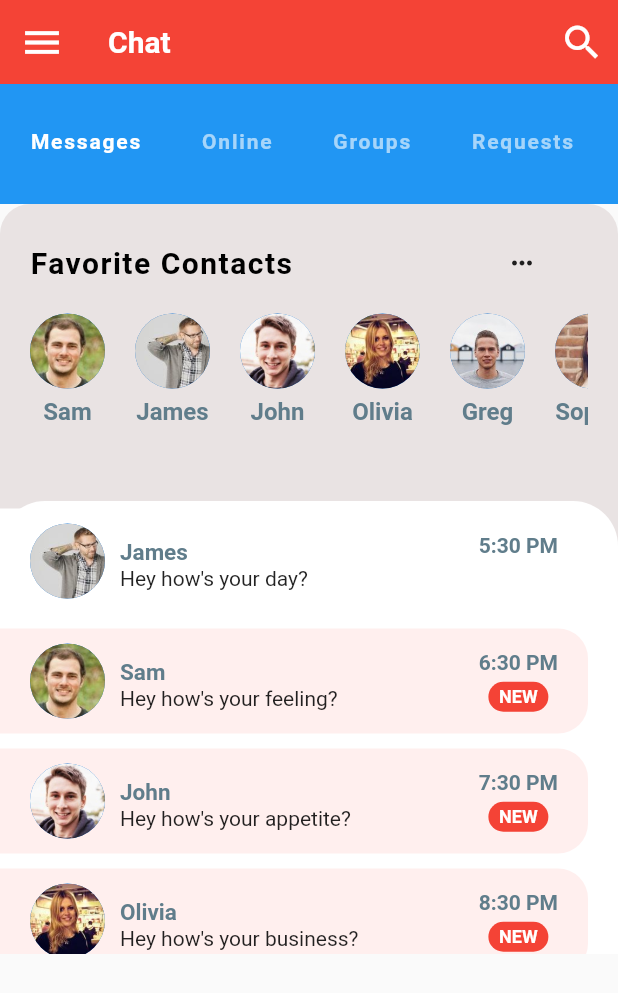
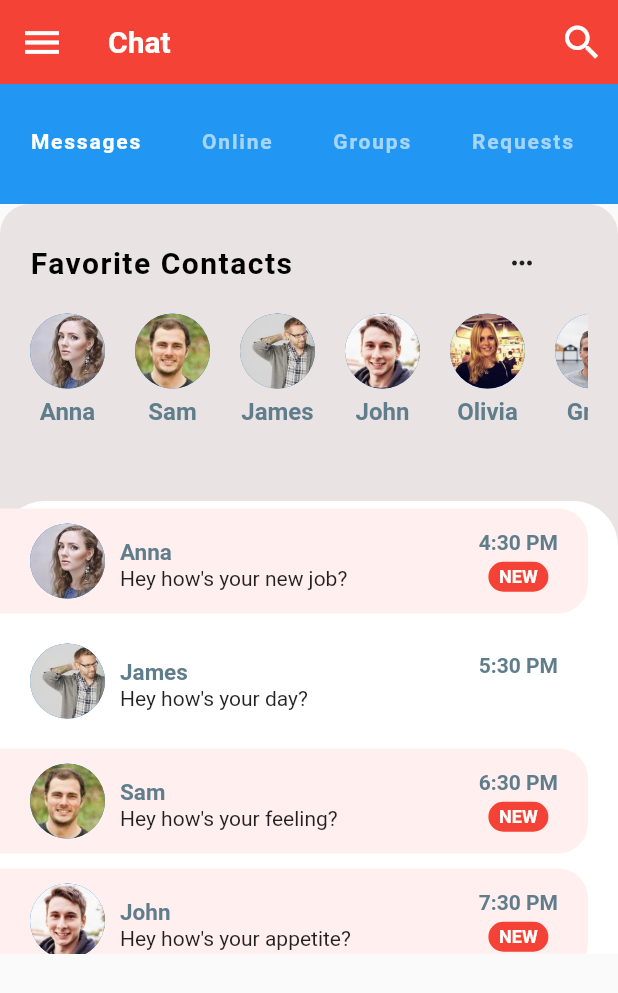
Before and after one commit to angelicrf/flutter, a Flutter app: the screen it shows after launch, on a phone screen of 412 x 824 dp. Shown: the top 993 px of the screen. Run offline on Flutter 3.47's test engine with Material 2 defaults, Android fonts, the phone set to English and light mode, and no system bars; our stand-ins replace font_awesome_flutter.

Commit message:
display messages sender receiver

```diff
--- a/chatUI/lib/message_model.dart
+++ b/chatUI/lib/message_model.dart
@@ -1,6 +1,4 @@
 import 'dart:core';
-import 'dart:core';
-
 import 'package:chatUI/user_model.dart';
 
 class Message {
@@ -20,7 +18,7 @@ class Message {
 }
 final User currentUser = User(
   id: 0,
-  name: "Current User",
+  name: "Anna",
   imageUrl: "assets/images/user1.jpg",
 );
 final User greg = User(
@@ -58,8 +56,15 @@ final User steven = User(
   name: "Steven",
   imageUrl: "assets/images/steven.jpg",
 );
-List<User> favorite = [sam, james, john, olivia, greg, sophia, steven];
+List<User> favorite = [currentUser,sam, james, john, olivia, greg, sophia, steven];
 List<Message> chats = [
+  Message(
+    sender: currentUser,
+    time: '4:30 PM',
+    text: 'Hey how\'s your new job?',
+    isLiked: true,
+    unread: true,
+  ),
   Message(
   sender: james,
   time: '5:30 PM',
@@ -78,7 +83,7 @@ List<Message> chats = [
     sender: john,
     time: '7:30 PM',
     text: 'Hey how\'s your appetite?',
-    isLiked: false,
+    isLiked: true,
     unread: true,
   ),
   Message(
--- a/chatUI/lib/recent_chats.dart
+++ b/chatUI/lib/recent_chats.dart
@@ -1,7 +1,6 @@
 import 'package:chatUI/chat_screen.dart';
 import 'package:flutter/cupertino.dart';
 import 'package:flutter/material.dart';
-
 import 'message_model.dart';
 
 class RecentChats extends StatelessWidget {
@@ -50,7 +49,6 @@ class RecentChats extends StatelessWidget {
                                     overflow: TextOverflow.ellipsis,
                                   ),
                                 ),
-
                                 Text(chat.text)
                               ],
                             ),
```
Also changed, not shown: chatUI/lib/chat_screen.dart (+73 -2 lines).
